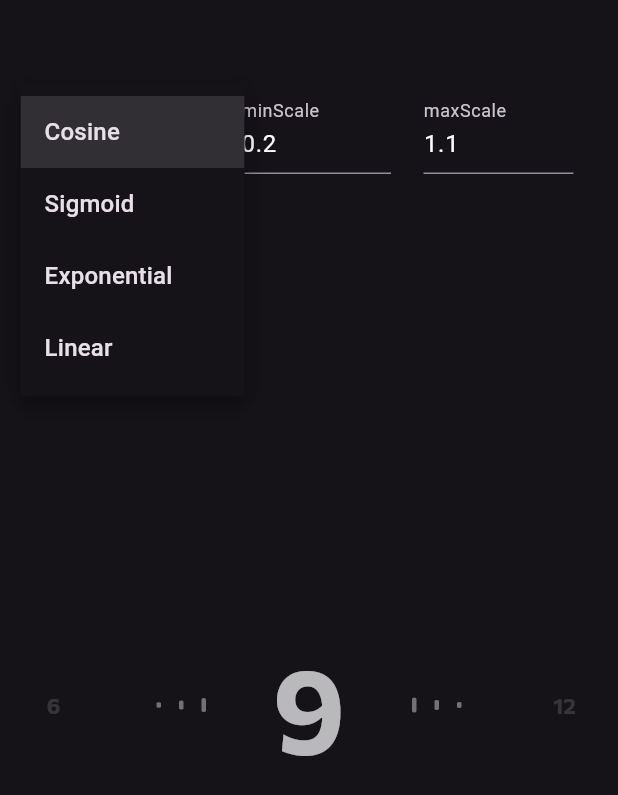
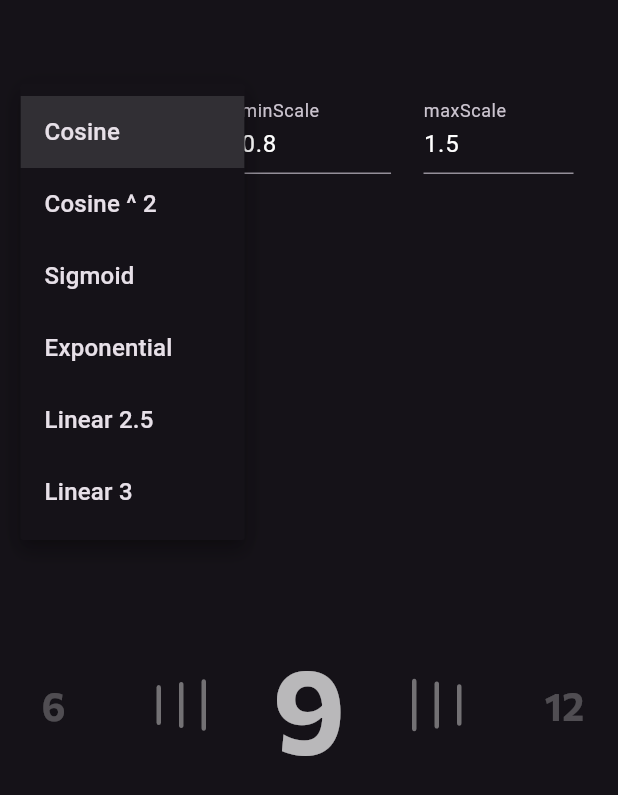
Before and after one commit to shrabanti722/minutes_slider, a Flutter app: the screen it shows after launch, after a tap on "Cosine", on a phone screen of 412 x 824 dp. Shown: the top 795 px of the screen. Run offline on Flutter 3.47's test engine with Material 3 defaults, Android fonts, the phone set to English and light mode, and no system bars; our stand-ins replace flutter_hooks, hooks_riverpod.

Commit message:
added fixes for slider

```diff
--- a/lib/time_slider.dart
+++ b/lib/time_slider.dart
@@ -1,5 +1,4 @@
 import 'dart:math';
-
 import 'package:flutter/material.dart';
 import 'package:flutter/services.dart';
 import 'package:flutter_hooks/flutter_hooks.dart';
@@ -12,6 +11,16 @@ const separatorTotalWidth = (3 * separatorLineWidth) + (separatorGap * 2);
 
 class MeditationDurationCarousel extends HookConsumerWidget {
   const MeditationDurationCarousel({super.key});
+
+  final double maxScale = 1.1;
+  final double minScale = 0.2;
+
+  double calculateScale(double distanceToCenter, double centerPosition) {
+    final double normalizedDistance = distanceToCenter / centerPosition;
+    final double scale =
+        maxScale - (normalizedDistance * (maxScale - minScale));
+    return scale.clamp(minScale, maxScale);
+  }
 
   int getIndexFromOffset(double itemWidth, double scrollOffset) {
     final scrollPosition = scrollOffset;
@@ -45,44 +54,15 @@ class MeditationDurationCarousel extends HookConsumerWidget {
 
     const minScrollThreshold = 20;
 
-    // Dropdown to select the scale function
     final selectedFunction = useState<String>('Cosine');
 
-    // Text editing controllers for minScale and maxScale
-    final minScaleController = useTextEditingController(text: '0.2');
-    final maxScaleController = useTextEditingController(text: '1.1');
+    // State variables for minScale and maxScale
+    final minScaleNotifier = useState<double>(0.8);
+    final maxScaleNotifier = useState<double>(1.5);
 
-    double getMinScale() {
-      return double.tryParse(minScaleController.text) ?? 0.2;
-    }
-
-    double getMaxScale() {
-      return double.tryParse(maxScaleController.text) ?? 1.1;
-    }
-
-    double calculateScale(String functionType, double distanceToCenter, double centerPosition) {
-      final minScale = getMinScale();
-      final maxScale = getMaxScale();
-
-      final double normalizedDistance = distanceToCenter / centerPosition;
-
-      switch (functionType) {
-        case 'Cosine':
-          final num scaleFactor = pow((1 + cos(pi * normalizedDistance)) / 2, 2);
-          return minScale + scaleFactor * (maxScale - minScale);
-        case 'Sigmoid':
-          final double scaleFactor = 1 / (1 + exp(8 * (normalizedDistance - 0.5)));
-          return minScale + scaleFactor * (maxScale - minScale);
-        case 'Exponential':
-          final double scaleFactor = exp(-3 * normalizedDistance);
-          return minScale + scaleFactor * (maxScale - minScale);
-        case 'Linear':
-          final double linearDistance = (distanceToCenter * 2.5) / centerPosition;
-          return maxScale - (linearDistance * (maxScale - minScale));
-        default:
-          return minScale;
-      }
-    }
+    // Controllers for the text fields
+    final minScaleController = useTextEditingController(text: minScaleNotifier.value.toString());
+    final maxScaleController = useTextEditingController(text: maxScaleNotifier.value.toString());
 
     useEffect(() {
       if (!controller.hasClients) {
@@ -105,9 +85,7 @@ class MeditationDurationCarousel extends HookConsumerWidget {
 
         if (differenceBetweenIndex.abs() < 0.2 &&
             currentCenterIndex != lastSelectedItem.value &&
-            DateTime.now()
-                    .difference(lastCallbackTime.value)
-                    .inMilliseconds >
+            DateTime.now().difference(lastCallbackTime.value).inMilliseconds >
                 minScrollThreshold) {
           lastSelectedItem.value = currentCenterIndex;
           lastCallbackTime.value = DateTime.now();
@@ -126,6 +104,11 @@ class MeditationDurationCarousel extends HookConsumerWidget {
       return () => controller.removeListener(scrollListener);
     }, []);
 
+    useEffect(() {
+      minScaleController.text = minScaleNotifier.value.toString();
+      maxScaleController.text = maxScaleNotifier.value.toString();
+    }, [minScaleNotifier.value, maxScaleNotifier.value]);
+
     return Column(
       children: [
         Padding(
@@ -135,8 +118,14 @@ class MeditationDurationCarousel extends HookConsumerWidget {
             children: [
               DropdownButton<String>(
                 value: selectedFunction.value,
-                items: <String>['Cosine', 'Sigmoid', 'Exponential', 'Linear']
-                    .map((String value) {
+                items: <String>[
+                  'Cosine',
+                  'Cosine ^ 2',
+                  'Sigmoid',
+                  'Exponential',
+                  'Linear 2.5',
+                  'Linear 3'
+                ].map((String value) {
                   return DropdownMenuItem<String>(
                     value: value,
                     child: Text(value),
@@ -152,6 +141,13 @@ class MeditationDurationCarousel extends HookConsumerWidget {
                   controller: minScaleController,
                   decoration: const InputDecoration(labelText: 'minScale'),
                   keyboardType: TextInputType.number,
+                  onChanged: (value) {
+                    if (value.endsWith('.')) return;
+                    final newValue = double.tryParse(value);
+                    if (newValue != null) {
+                      minScaleNotifier.value = newValue;
+                    }
+                  },
                 ),
               ),
               SizedBox(
@@ -160,6 +156,13 @@ class MeditationDurationCarousel extends HookConsumerWidget {
                   controller: maxScaleController,
                   decoration: const InputDecoration(labelText: 'maxScale'),
                   keyboardType: TextInputType.number,
+                  onChanged: (value) {
+                    final newValue = double.tryParse(value);
+                    if (value.endsWith('.')) return;
+                    if (newValue != null) {
+                      maxScaleNotifier.value = newValue;
+                    }
+                  },
                 ),
               ),
             ],
@@ -202,17 +205,15 @@ class MeditationDurationCarousel extends HookConsumerWidget {
                       child: AnimatedBuilder(
                         animation: controller,
                         builder: (context, child) {
-                          final itemPosition = index *
-                                  (itemWidth + separatorTotalWidth) +
+                          final itemPosition =
+                              index * (itemWidth + separatorTotalWidth) +
                                   listPadding -
                                   controller.offset;
                           final distanceToCenter =
                               (itemPosition - centerOfScreen + itemWidth / 2)
                                   .abs();
-                          final scale = calculateScale(
-                              selectedFunction.value,
-                              distanceToCenter,
-                              centerOfScreen);
+                          final scale =
+                              calculateScale(distanceToCenter, centerOfScreen);
                           return Transform.scale(
                             scale: scale,
                             child: Opacity(
@@ -238,8 +239,8 @@ class MeditationDurationCarousel extends HookConsumerWidget {
                     scrollController: controller,
                     index: index,
                     selectedFunction: selectedFunction.value,
-                    minScale: getMinScale(),
-                    maxScale: getMaxScale(),
+                    minScale: minScaleNotifier.value,
+                    maxScale: maxScaleNotifier.value,
                   );
                 },
                 itemCount: meditationMinsOptions.length,
@@ -274,18 +275,28 @@ class TimeSeparatorLines extends StatelessWidget {
 
     switch (selectedFunction) {
       case 'Cosine':
+        final double scaleFactor = (1 + cos(pi * normalizedDistance)) / 2;
+        return minScale + scaleFactor * (maxScale - minScale);
+      case 'Cosine ^ 2':
         final num scaleFactor = pow((1 + cos(pi * normalizedDistance)) / 2, 2);
         return minScale + scaleFactor * (maxScale - minScale);
       case 'Sigmoid':
-        final double scaleFactor = 1 / (1 + exp(8 * (normalizedDistance - 0.5)));
+        final double scaleFactor =
+            1 / (1 + exp(8 * (normalizedDistance - 0.5)));
         return minScale + scaleFactor * (maxScale - minScale);
       case 'Exponential':
         final double scaleFactor = exp(-3 * normalizedDistance);
         return minScale + scaleFactor * (maxScale - minScale);
-      case 'Linear':
-        final double linearDistance =
-            (distanceToCenter * 2.5) / centerPosition;
-        return maxScale - (linearDistance * (maxScale - minScale));
+      case 'Linear 2.5':
+        final double linearDistance = (distanceToCenter * 2.5) / centerPosition;
+        final double scale =
+            maxScale - (linearDistance * (maxScale - minScale));
+        return scale.clamp(minScale, maxScale);
+      case 'Linear 3':
+        final double linearDistance = (distanceToCenter * 3) / centerPosition;
+        final double scale =
+            maxScale - (linearDistance * (maxScale - minScale));
+        return scale.clamp(minScale, maxScale);
       default:
         return minScale;
     }
```
Lines whose indentation alone changed are shown as unchanged.
